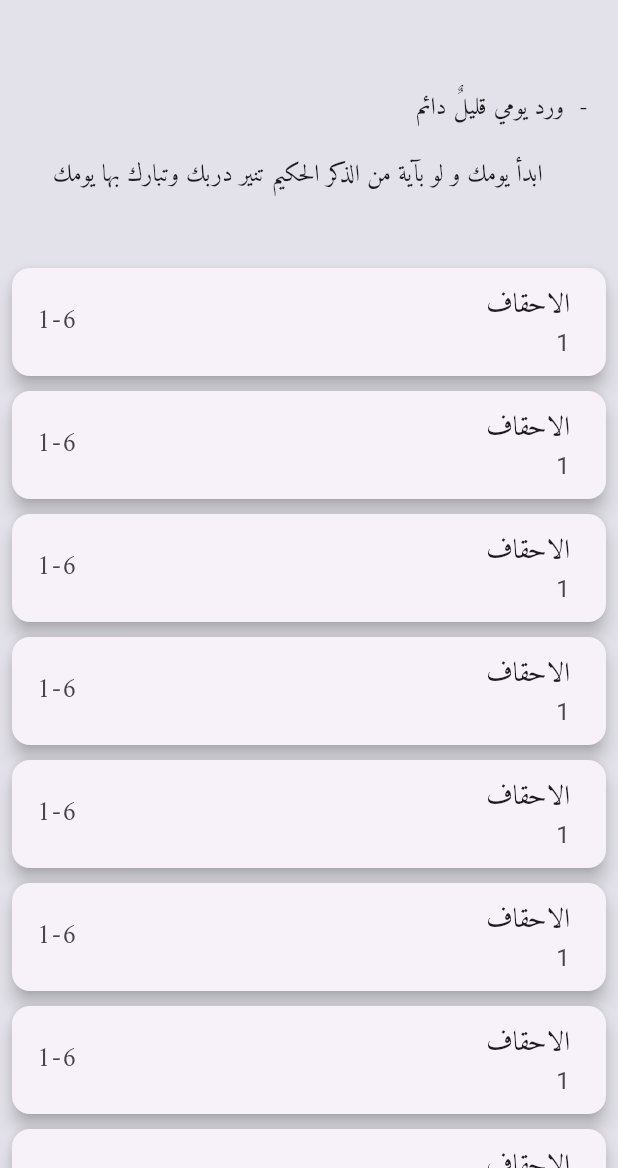
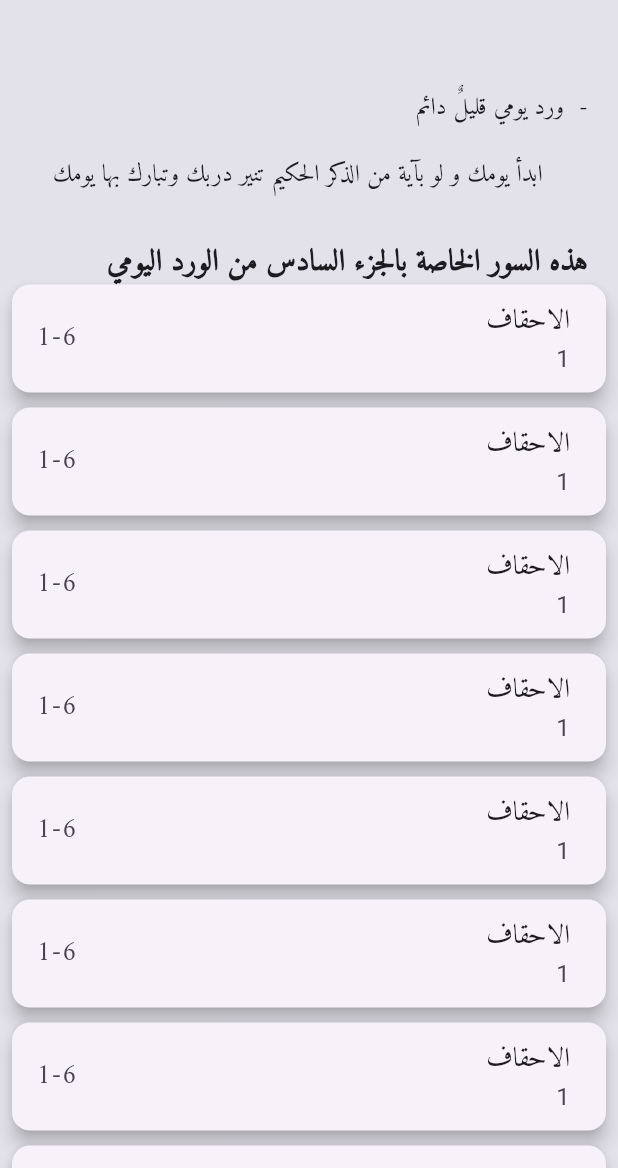
Before and after one commit to taha-majdlawi/werd_yawme_last_5_sections, a Flutter app: the screen it shows after launch, on a phone screen of 412 x 824 dp, the part 68-1236 px from its top. Run offline on Flutter 3.47's test engine with Material 3 defaults, Android fonts, the phone set to English and light mode, and no system bars; our stand-ins replace shared_preferences.

Commit message:
edit custom text for home page

```diff
--- a/lib/widgets/custom_text_home_page.dart
+++ b/lib/widgets/custom_text_home_page.dart
@@ -1,4 +1,3 @@
-
 import 'package:flutter/material.dart';
 
 class CustomeTextForHomePage extends StatelessWidget {
@@ -22,13 +21,30 @@ class CustomeTextForHomePage extends StatelessWidget {
           ],
         ),
         Padding(
-          padding: const EdgeInsets.only(top: 12.0, right: 20, bottom: 50),
+          padding: const EdgeInsets.only(top: 12.0, right: 20, bottom: 20),
           child: Text(
             textAlign: TextAlign.right,
             " ابدأ يومك و لو بآية من الذكر الحكيم تنير دربك وتبارك بها يومك",
             style: TextStyle(fontFamily: 'Amiri'),
           ),
         ),
+        Row(
+          mainAxisAlignment: MainAxisAlignment.end,
+          children: [
+            Padding(
+              padding: const EdgeInsets.only(top: 12.0, right: 20, bottom: 00),
+              child: Text(
+                textAlign: TextAlign.right,
+                'هذه السور الخاصة بالجزء السادس من الورد اليومي',
+                style: TextStyle(
+                  fontFamily: 'Amiri',
+                  fontSize: 20,
+                  fontWeight: FontWeight.bold,
+                ),
+              ),
+            ),
+          ],
+        ),
       ],
     );
   }
```
